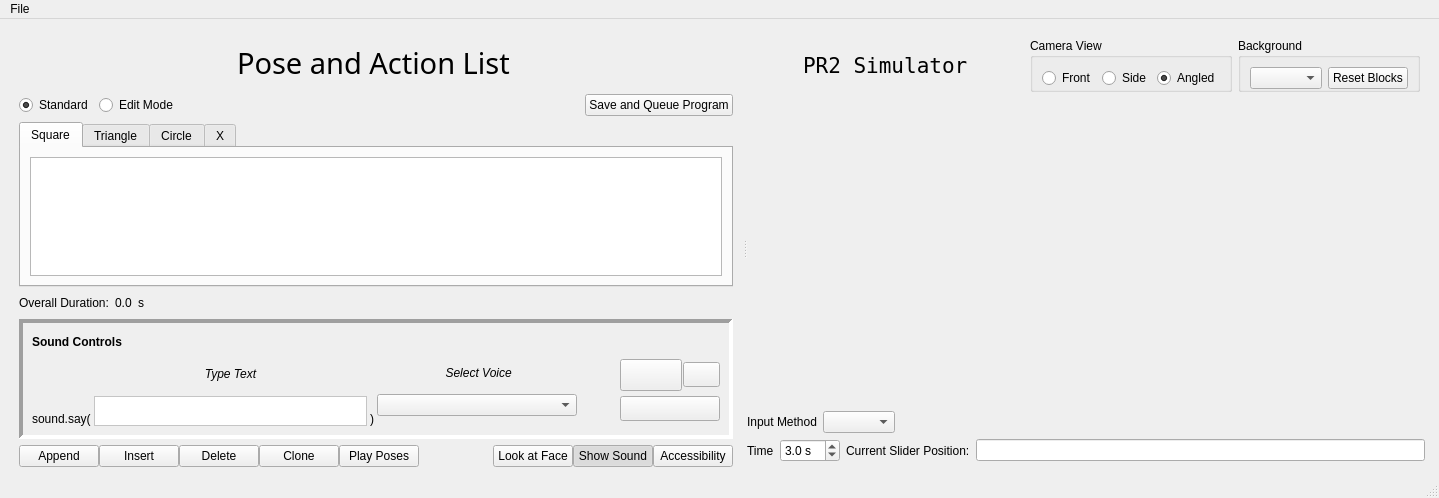
ros-visualization/puppet, file puppet_gui/src/QtCreatorFiles/puppet_gui/puppet_gui.ui: the form before one commit.
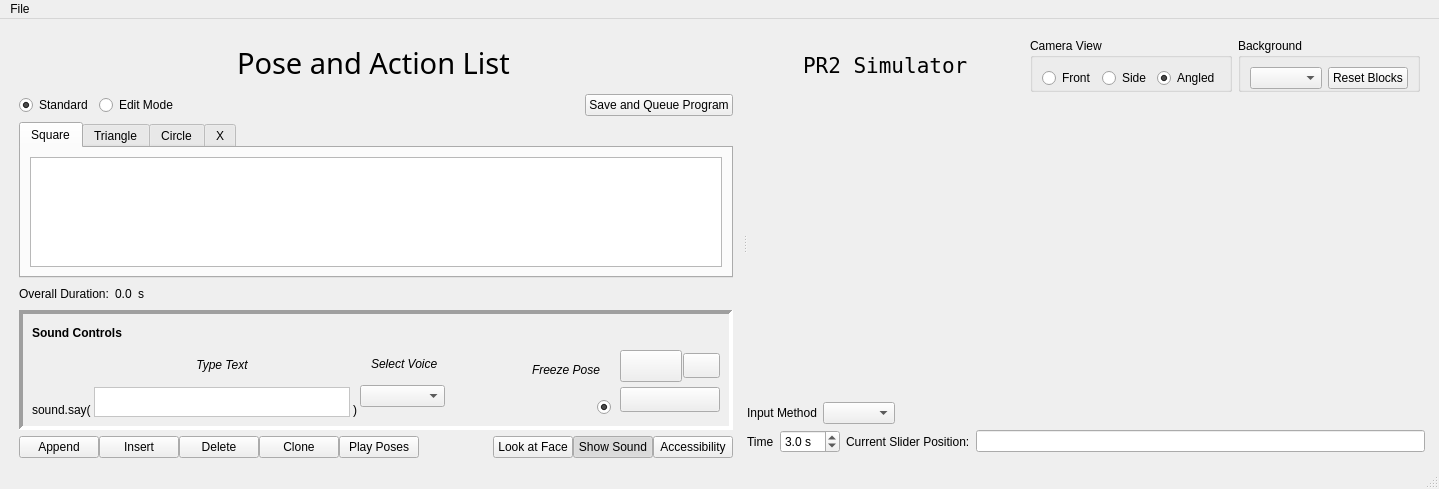
The form after the commit. Icons and pictures are not drawn.

Commit message: Removed all refs to the old QtPythonHelper. Added file SpeakEasySubscriber, which subscribes SpeakEasy's new SpeakEasyButtonProgram message. Upon receit of such a msg, SpeakEasySubscriber raises a Qt signal inserRobotSaysSignal. Next step: in puppet_gui connect that signal to insert_speak().

Diff of the .ui file:
```diff
--- a/puppet_gui/src/QtCreatorFiles/puppet_gui/puppet_gui.ui
+++ b/puppet_gui/src/QtCreatorFiles/puppet_gui/puppet_gui.ui
@@ -7,7 +7,7 @@
     <x>0</x>
     <y>0</y>
     <width>1439</width>
-    <height>498</height>
+    <height>489</height>
    </rect>
   </property>
   <property name="windowTitle">
@@ -516,21 +516,80 @@
                 </layout>
                </item>
                <item>
-                <spacer name="horizontalSpacer_9">
+                <spacer name="horizontalSpacer_16">
                  <property name="orientation">
                   <enum>Qt::Horizontal</enum>
                  </property>
-                 <property name="sizeType">
-                  <enum>QSizePolicy::Fixed</enum>
-                 </property>
                  <property name="sizeHint" stdset="0">
                   <size>
-                   <width>40</width>
+                   <width>74</width>
                    <height>20</height>
                   </size>
                  </property>
                 </spacer>
                </item>
+               <item>
+                <layout class="QVBoxLayout" name="blockProgressVBox">
+                 <property name="sizeConstraint">
+                  <enum>QLayout::SetDefaultConstraint</enum>
+                 </property>
+                 <property name="leftMargin">
+                  <number>0</number>
+                 </property>
+                 <item>
+                  <layout class="QHBoxLayout" name="horizontalLayout_10">
+                   <item>
+                    <widget class="QLabel" name="freezePose">
+                     <property name="font">
+                      <font>
+                       <italic>true</italic>
+                      </font>
+                     </property>
+                     <property name="text">
+                      <string>Freeze Pose</string>
+                     </property>
+                    </widget>
+                   </item>
+                  </layout>
+                 </item>
+                 <item>
+                  <layout class="QHBoxLayout" name="horizontalLayout_9">
+                   <property name="spacing">
+                    <number>7</number>
+                   </property>
+                   <item>
+                    <spacer name="horizontalSpacer_9">
+                     <property name="orientation">
+                      <enum>Qt::Horizontal</enum>
+                     </property>
+                     <property name="sizeType">
+                      <enum>QSizePolicy::Expanding</enum>
+                     </property>
+                     <property name="sizeHint" stdset="0">
+                      <size>
+                       <width>27</width>
+                       <height>20</height>
+                      </size>
+                     </property>
+                    </spacer>
+                   </item>
+                   <item>
+                    <widget class="QRadioButton" name="blockingSpeechCheckbox">
+                     <property name="toolTip">
+                      <string>Freeze pose during speech, or keep running through the program</string>
+                     </property>
+                     <property name="text">
+                      <string/>
+                     </property>
+                     <property name="checked">
+                      <bool>true</bool>
+                     </property>
+                    </widget>
+                   </item>
+                  </layout>
+                 </item>
+                </layout>
+               </item>
                <item>
                 <layout class="QVBoxLayout" name="insertSayAndPlayControlsVBox_2">
                  <property name="spacing">
```
Left out of the diff: 21 changed lines with no effect on the pictures. The commit also changes 13 other files.
